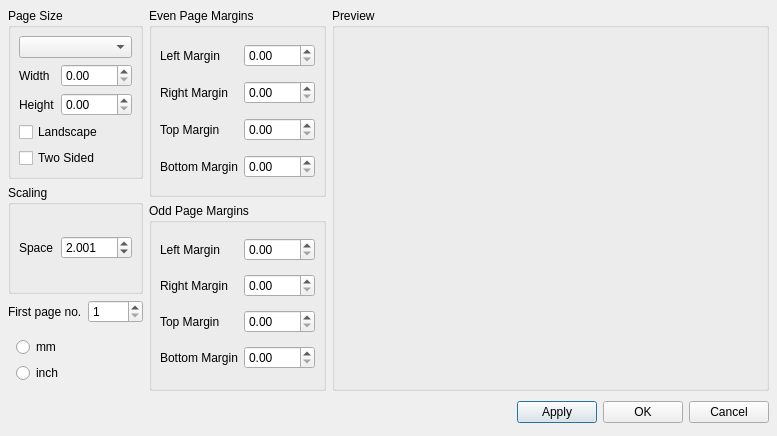
This is mscore/mscore/pagesettings.ui in musescore/musescore-old as Qt 5 draws it before an edit. The edited form follows.
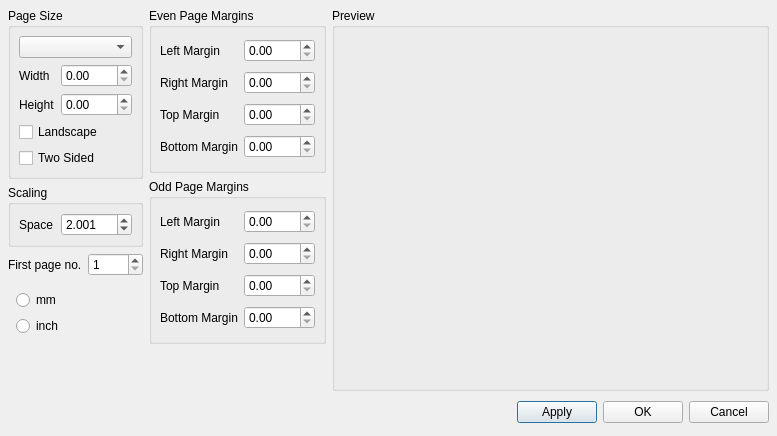
This is the edited form.

What changed in the file:
```diff
--- a/mscore/mscore/pagesettings.ui
+++ b/mscore/mscore/pagesettings.ui
@@ -20,7 +20,7 @@
    <property name="spacing">
     <number>6</number>
    </property>
-   <item row="0" column="2">
+   <item row="0" column="2" rowspan="2">
     <widget class="QGroupBox" name="previewGroup">
      <property name="sizePolicy">
       <sizepolicy hsizetype="Expanding" vsizetype="Expanding">
@@ -33,7 +33,7 @@
      </property>
     </widget>
    </item>
-   <item row="1" column="0" colspan="3">
+   <item row="2" column="0" colspan="3">
     <layout class="QHBoxLayout">
      <property name="spacing">
       <number>6</number>
@@ -523,6 +523,19 @@
      </item>
     </layout>
    </item>
+   <item row="1" column="0">
+    <spacer name="verticalSpacer">
+     <property name="orientation">
+      <enum>Qt::Vertical</enum>
+     </property>
+     <property name="sizeHint" stdset="0">
+      <size>
+       <width>20</width>
+       <height>40</height>
+      </size>
+     </property>
+    </spacer>
+   </item>
   </layout>
  </widget>
  <tabstops>
```
